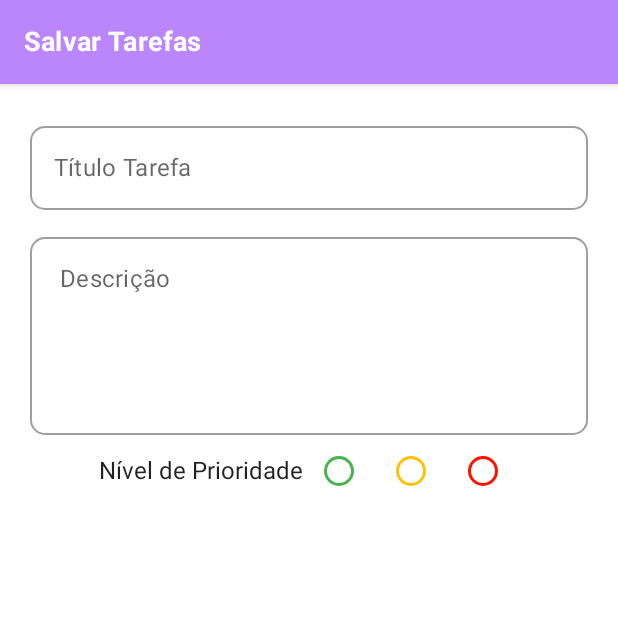
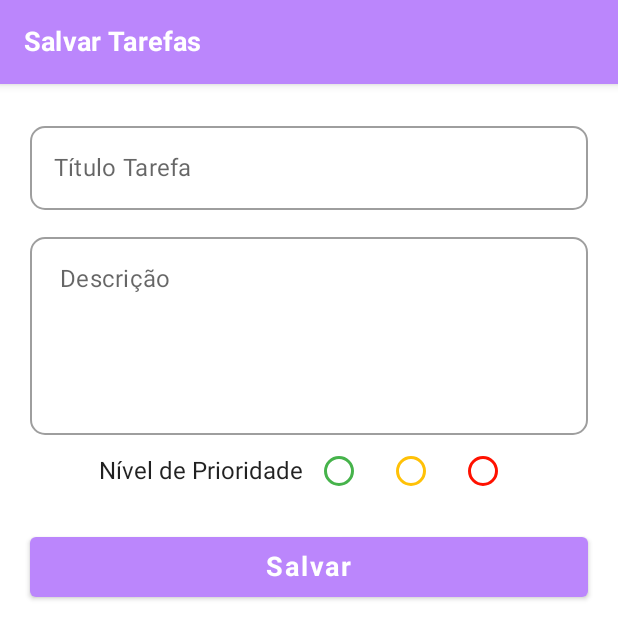
Before and after one commit to AdrianaRoza/lista_tarefas_ompose, an Android app built with Jetpack Compose: the SaveList screen opened through its navigation route, on a phone screen of 412 x 824 dp. Shown: the top 639 px of the screen. Run offline under Robolectric (Android 15) with nearby library versions, the phone set to English and light mode, and no system bars.

Commit message:
feat: button creation

```diff
--- /dev/null
+++ b/app/src/main/java/com/adriana/listadetarefascompose/components/Button.kt
@@ -0,0 +1,28 @@
+package com.adriana.listadetarefascompose.components
+
+import androidx.compose.material.ButtonDefaults
+import androidx.compose.material.Text
+import androidx.compose.runtime.Composable
+import androidx.compose.ui.Modifier
+import androidx.compose.ui.text.font.FontWeight
+import androidx.compose.ui.unit.sp
+import com.adriana.listadetarefascompose.ui.theme.Purple200
+import com.adriana.listadetarefascompose.ui.theme.WHITE
+
+@Composable
+fun Button (
+    onclick: () -> Unit,
+    modifier: Modifier,
+    text: String,
+){
+    androidx.compose.material.Button(
+        onclick,
+        modifier,
+        colors = ButtonDefaults.buttonColors(
+            backgroundColor = Purple200,
+            contentColor = WHITE
+        )
+    ) {
+        Text(text = text, fontWeight = FontWeight.Bold, fontSize = 18.sp)
+    }
+}
--- a/app/src/main/java/com/adriana/listadetarefascompose/view/Save Task.kt
+++ b/app/src/main/java/com/adriana/listadetarefascompose/view/Save Task.kt
@@ -135,6 +135,12 @@ fun SaveList(
 
                 }
 
+            com.adriana.listadetarefascompose.components.Button(
+                onclick = {  },
+                modifier = Modifier.fillMaxWidth().height(80.dp).padding(20.dp),
+                text = "Salvar"
+            )
+
             }
 
         }
```
